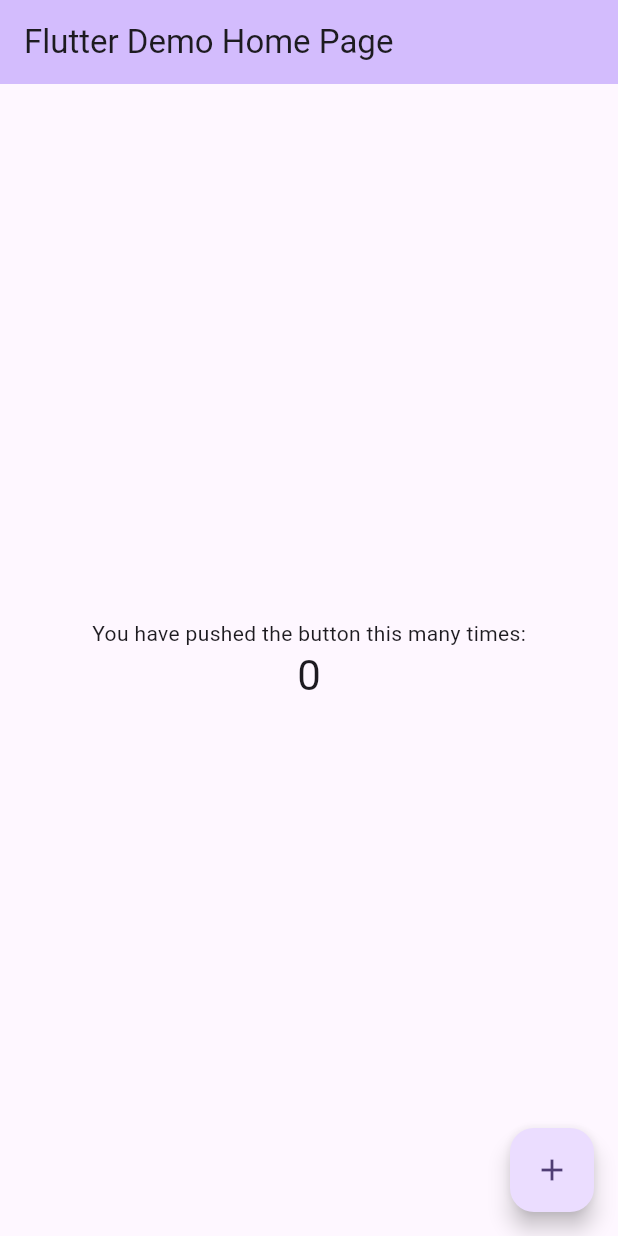
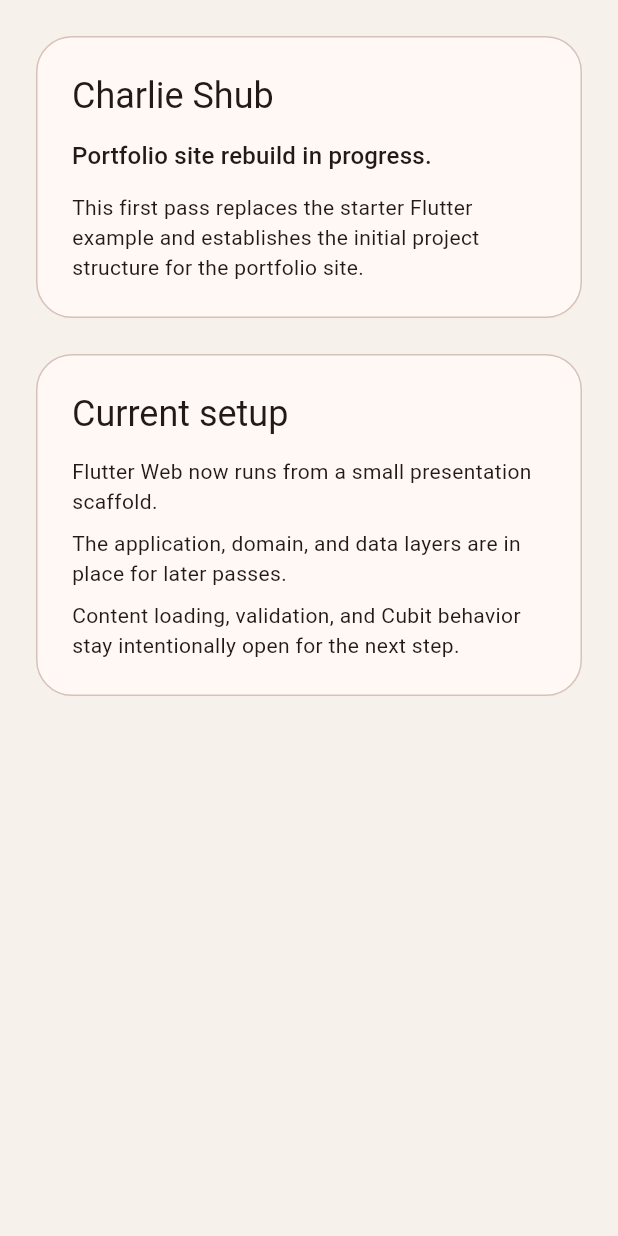
Before and after one commit to Charlie-sHub/Charlie-sHub.github.io, a Flutter app: the screen it shows after launch, on a phone screen of 412 x 824 dp. Run offline on Flutter 3.47's test engine with Material 3 defaults, Android fonts, the phone set to English and light mode, and no system bars.

Commit message:
Replaced starter app with layered portfolio scaffold

```diff
--- /dev/null
+++ b/lib/application/content/placeholder.dart
@@ -0,0 +1 @@
+// Placeholder for future content application logic.
--- /dev/null
+++ b/lib/application/theme/placeholder.dart
@@ -0,0 +1 @@
+// Placeholder for future theme application logic.
--- /dev/null
+++ b/lib/data/content/placeholder.dart
@@ -0,0 +1 @@
+// Placeholder for future content loading types.
--- /dev/null
+++ b/lib/data/core/placeholder.dart
@@ -0,0 +1 @@
+// Placeholder for future shared data helpers.
--- /dev/null
+++ b/lib/domain/content/placeholder.dart
@@ -0,0 +1 @@
+// Placeholder for future validated content models.
--- /dev/null
+++ b/lib/domain/core/placeholder.dart
@@ -0,0 +1 @@
+// Placeholder for future shared domain types.
--- a/lib/main.dart
+++ b/lib/main.dart
@@ -1,122 +1,5 @@
+import 'package:charlie_shub_portfolio/presentation/portfolio_app.dart';
 import 'package:flutter/material.dart';
 
-void main() {
-  runApp(const MyApp());
-}
-
-class MyApp extends StatelessWidget {
-  const MyApp({super.key});
-
-  // This widget is the root of your application.
-  @override
-  Widget build(BuildContext context) {
-    return MaterialApp(
-      title: 'Flutter Demo',
-      theme: ThemeData(
-        // This is the theme of your application.
-        //
-        // TRY THIS: Try running your application with "flutter run". You'll see
-        // the application has a purple toolbar. Then, without quitting the app,
-        // try changing the seedColor in the colorScheme below to Colors.green
-        // and then invoke "hot reload" (save your changes or press the "hot
-        // reload" button in a Flutter-supported IDE, or press "r" if you used
-        // the command line to start the app).
-        //
-        // Notice that the counter didn't reset back to zero; the application
-        // state is not lost during the reload. To reset the state, use hot
-        // restart instead.
-        //
-        // This works for code too, not just values: Most code changes can be
-        // tested with just a hot reload.
-        colorScheme: .fromSeed(seedColor: Colors.deepPurple),
-      ),
-      home: const MyHomePage(title: 'Flutter Demo Home Page'),
-    );
-  }
-}
-
-class MyHomePage extends StatefulWidget {
-  const MyHomePage({super.key, required this.title});
-
-  // This widget is the home page of your application. It is stateful, meaning
-  // that it has a State object (defined below) that contains fields that affect
-  // how it looks.
-
-  // This class is the configuration for the state. It holds the values (in this
-  // case the title) provided by the parent (in this case the App widget) and
-  // used by the build method of the State. Fields in a Widget subclass are
-  // always marked "final".
-
-  final String title;
-
-  @override
-  State<MyHomePage> createState() => _MyHomePageState();
-}
-
-class _MyHomePageState extends State<MyHomePage> {
-  int _counter = 0;
-
-  void _incrementCounter() {
-    setState(() {
-      // This call to setState tells the Flutter framework that something has
-      // changed in this State, which causes it to rerun the build method below
-      // so that the display can reflect the updated values. If we changed
-      // _counter without calling setState(), then the build method would not be
-      // called again, and so nothing would appear to happen.
-      _counter++;
-    });
-  }
-
-  @override
-  Widget build(BuildContext context) {
-    // This method is rerun every time setState is called, for instance as done
-    // by the _incrementCounter method above.
-    //
-    // The Flutter framework has been optimized to make rerunning build methods
-    // fast, so that you can just rebuild anything that needs updating rather
-    // than having to individually change instances of widgets.
-    return Scaffold(
-      appBar: AppBar(
-        // TRY THIS: Try changing the color here to a specific color (to
-        // Colors.amber, perhaps?) and trigger a hot reload to see the AppBar
-        // change color while the other colors stay the same.
-        backgroundColor: Theme.of(context).colorScheme.inversePrimary,
-        // Here we take the value from the MyHomePage object that was created by
-        // the App.build method, and use it to set our appbar title.
-        title: Text(widget.title),
-      ),
-      body: Center(
-        // Center is a layout widget. It takes a single child and positions it
-        // in the middle of the parent.
-        child: Column(
-          // Column is also a layout widget. It takes a list of children and
-          // arranges them vertically. By default, it sizes itself to fit its
-          // children horizontally, and tries to be as tall as its parent.
-          //
-          // Column has various properties to control how it sizes itself and
-          // how it positions its children. Here we use mainAxisAlignment to
-          // center the children vertically; the main axis here is the vertical
-          // axis because Columns are vertical (the cross axis would be
-          // horizontal).
-          //
-          // TRY THIS: Invoke "debug painting" (choose the "Toggle Debug Paint"
-          // action in the IDE, or press "p" in the console), to see the
-          // wireframe for each widget.
-          mainAxisAlignment: .center,
-          children: [
-            const Text('You have pushed the button this many times:'),
-            Text(
-              '$_counter',
-              style: Theme.of(context).textTheme.headlineMedium,
-            ),
-          ],
-        ),
-      ),
-      floatingActionButton: FloatingActionButton(
-        onPressed: _incrementCounter,
-        tooltip: 'Increment',
-        child: const Icon(Icons.add),
-      ),
-    );
-  }
-}
+/// Starts the portfolio application.
+void main() => runApp(const PortfolioApp());
--- /dev/null
+++ b/lib/presentation/pages/home_page.dart
@@ -0,0 +1,32 @@
+import 'package:charlie_shub_portfolio/presentation/sections/architecture_status_section.dart';
+import 'package:charlie_shub_portfolio/presentation/sections/home_intro_section.dart';
+import 'package:flutter/material.dart';
+
+/// First-pass home page for the portfolio site.
+class PortfolioHomePage extends StatelessWidget {
+  /// Creates the first-pass home page.
+  const PortfolioHomePage({super.key});
+
+  @override
+  Widget build(BuildContext context) => Scaffold(
+      body: SafeArea(
+        child: Align(
+          alignment: Alignment.topCenter,
+          child: SingleChildScrollView(
+            padding: const EdgeInsets.all(24),
+            child: ConstrainedBox(
+              constraints: const BoxConstraints(maxWidth: 960),
+              child: const Column(
+                crossAxisAlignment: CrossAxisAlignment.start,
+                children: [
+                  HomeIntroSection(),
+                  SizedBox(height: 24),
+                  ArchitectureStatusSection(),
+                ],
+              ),
+            ),
+          ),
+        ),
+      ),
+    );
+}
--- /dev/null
+++ b/lib/presentation/portfolio_app.dart
@@ -0,0 +1,17 @@
+import 'package:charlie_shub_portfolio/presentation/pages/home_page.dart';
+import 'package:charlie_shub_portfolio/presentation/theme/app_theme.dart';
+import 'package:flutter/material.dart';
+
+/// Root application widget for the portfolio site.
+class PortfolioApp extends StatelessWidget {
+  /// Creates the root application widget.
+  const PortfolioApp({super.key});
+
+  @override
+  Widget build(BuildContext context) => MaterialApp(
+      debugShowCheckedModeBanner: false,
+      home: const PortfolioHomePage(),
+      theme: buildAppTheme(),
+      title: 'Charlie Shub Portfolio',
+    );
+}
--- /dev/null
+++ b/lib/presentation/sections/architecture_status_section.dart
@@ -0,0 +1,28 @@
+import 'package:charlie_shub_portfolio/presentation/widgets/section_panel.dart';
+import 'package:flutter/material.dart';
+
+/// Summary of the current first-pass project setup.
+class ArchitectureStatusSection extends StatelessWidget {
+  /// Creates the architecture summary section.
+  const ArchitectureStatusSection({super.key});
+
+  @override
+  Widget build(BuildContext context) => const SectionPanel(
+      title: 'Current setup',
+      children: [
+        Text(
+          'Flutter Web now runs from a small presentation scaffold.',
+        ),
+        SizedBox(height: 8),
+        Text(
+          'The application, domain, and data layers are in place for later '
+          'passes.',
+        ),
+        SizedBox(height: 8),
+        Text(
+          'Content loading, validation, and Cubit behavior stay intentionally '
+          'open for the next step.',
+        ),
+      ],
+    );
+}
--- /dev/null
+++ b/lib/presentation/sections/home_intro_section.dart
@@ -0,0 +1,28 @@
+import 'package:charlie_shub_portfolio/presentation/widgets/section_panel.dart';
+import 'package:flutter/material.dart';
+
+/// Opening section for the first-pass home page.
+class HomeIntroSection extends StatelessWidget {
+  /// Creates the opening section.
+  const HomeIntroSection({super.key});
+
+  @override
+  Widget build(BuildContext context) {
+    final textTheme = Theme.of(context).textTheme;
+
+    return SectionPanel(
+      title: 'Charlie Shub',
+      children: [
+        Text(
+          'Portfolio site rebuild in progress.',
+          style: textTheme.titleMedium,
+        ),
+        const SizedBox(height: 12),
+        const Text(
+          'This first pass replaces the starter Flutter example and '
+          'establishes the initial project structure for the portfolio site.',
+        ),
+      ],
+    );
+  }
+}
--- /dev/null
+++ b/lib/presentation/theme/app_theme.dart
@@ -0,0 +1,13 @@
+import 'package:flutter/material.dart';
+
+/// Builds the first-pass application theme.
+ThemeData buildAppTheme() {
+  final colorScheme = ColorScheme.fromSeed(
+    seedColor: const Color(0xFFB8672E),
+  );
+
+  return ThemeData(
+    colorScheme: colorScheme,
+    scaffoldBackgroundColor: const Color(0xFFF6F1EA),
+  );
+}
--- /dev/null
+++ b/lib/presentation/widgets/section_panel.dart
@@ -0,0 +1,42 @@
+import 'package:flutter/material.dart';
+
+/// Shared surface for simple page sections.
+class SectionPanel extends StatelessWidget {
+  /// Creates a section panel.
+  const SectionPanel({
+    required this.title,
+    required this.children,
+    super.key,
+  });
+
+  /// Title shown at the top of the panel.
+  final String title;
+
+  /// Content displayed below the title.
+  final List<Widget> children;
+
+  @override
+  Widget build(BuildContext context) {
+    final colorScheme = Theme.of(context).colorScheme;
+    final textTheme = Theme.of(context).textTheme;
+
+    return DecoratedBox(
+      decoration: BoxDecoration(
+        border: Border.all(color: colorScheme.outlineVariant),
+        borderRadius: BorderRadius.circular(24),
+        color: colorScheme.surface,
+      ),
+      child: Padding(
+        padding: const EdgeInsets.all(24),
+        child: Column(
+          crossAxisAlignment: CrossAxisAlignment.start,
+          children: [
+            Text(title, style: textTheme.headlineSmall),
+            const SizedBox(height: 12),
+            ...children,
+          ],
+        ),
+      ),
+    );
+  }
+}
```
Also changed, not shown: 1 other file.
